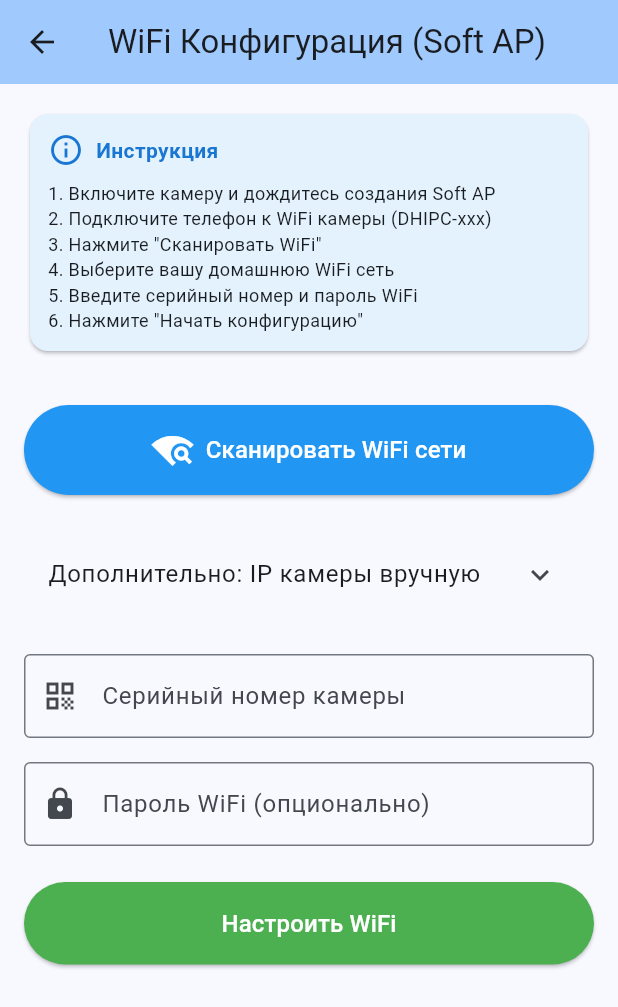
After one commit to faradzhalelov/dahua_net_sdk, a Flutter app: the screen it shows after launch, after a tap on "Soft AP Setup (Первичная настройка камер", on a phone screen of 412 x 824 dp. The commit adds this screen. Shown: the top 1007 px of the screen. Run offline on Flutter 3.47's test engine with Material 3 defaults, Android fonts, the phone set to English and light mode, and no system bars; our stand-ins replace flutter_dotenv, plugin_platform_interface.

Commit message:
edit ap config, camera connection

```diff
--- a/example/lib/views/home_view.dart
+++ b/example/lib/views/home_view.dart
@@ -8,6 +8,7 @@ import 'quad_channel_view.dart';
 import 'wifi_config_navigator.dart';
 import 'wifi_list_navigator.dart';
 import 'device_search_view.dart';
+import 'soft_ap_config_view.dart';
 
 class HomeView extends StatefulWidget {
   final CameraViewModel viewModel;
@@ -161,6 +162,39 @@ class _HomeViewState extends State<HomeView> {
     final canConnect = widget.viewModel.canConnect;
     return Column(
       children: [
+        // Soft AP setup first - для первичной настройки
+        _buildButton(
+          label: 'Soft AP Setup (Первичная настройка камеры)',
+          icon: Icons.router,
+          color: Colors.deepOrange,
+          enabled: true, // Always enabled, doesn't require connection
+          onPressed: () {
+            Navigator.push(
+              context,
+              MaterialPageRoute(builder: (_) => const SoftApConfigView()),
+            );
+          },
+        ),
+        const SizedBox(height: 12),
+        _buildButton(
+          label: 'Device Search (Поиск устройств в сети)',
+          icon: Icons.search,
+          color: Colors.indigo,
+          enabled: true, // Device search doesn't require connection
+          onPressed: () {
+            Navigator.push(
+              context,
+              MaterialPageRoute(builder: (_) => const DeviceSearchView()),
+            );
+          },
+        ),
+        const Divider(height: 32),
+        const Text(
+          'Для работы следующих функций камера должна быть в домашней WiFi сети',
+          style: TextStyle(fontSize: 12, fontStyle: FontStyle.italic),
+          textAlign: TextAlign.center,
+        ),
+        const SizedBox(height: 12),
         _buildButton(
           label: 'Single Channel View',
           icon: Icons.videocam,
@@ -207,19 +241,6 @@ class _HomeViewState extends State<HomeView> {
         ),
         const SizedBox(height: 12),
         _buildButton(
-          label: 'Device Search (Network Discovery)',
-          icon: Icons.search,
-          color: Colors.indigo,
-          enabled: true, // Device search doesn't require connection
-          onPressed: () {
-            Navigator.push(
-              context,
-              MaterialPageRoute(builder: (_) => const DeviceSearchView()),
-            );
-          },
-        ),
-        const SizedBox(height: 12),
-        _buildButton(
           label: 'WiFi Configuration (AP Config)',
           icon: Icons.wifi_tethering,
           color: Colors.purple,
--- /dev/null
+++ b/example/lib/views/soft_ap_config_view.dart
@@ -0,0 +1,567 @@
+import 'package:flutter/material.dart';
+import 'package:dahua_sdk/dahua_sdk.dart';
+import 'dart:async';
+
+/// View for configuring camera WiFi when connected to camera's Soft AP network
+///
+/// Usage flow:
+/// 1. User connects phone to camera's Soft AP network (e.g., "DHIPC-XXXXXX")
+/// 2. User opens this screen and:
+///    - Scans for available WiFi networks
+///    - Selects home WiFi from the list
+///    - Enters WiFi password
+///    - Enters camera serial number
+/// 3. App sends WiFi credentials to camera via sound/FSK modulation
+/// 4. Camera connects to home WiFi
+/// 5. App searches for camera on home network
+class SoftApConfigView extends StatefulWidget {
+  const SoftApConfigView({super.key});
+
+  @override
+  State<SoftApConfigView> createState() => _SoftApConfigViewState();
+}
+
+class _SoftApConfigViewState extends State<SoftApConfigView> {
+  final _formKey = GlobalKey<FormState>();
+  final _serialController = TextEditingController();
+  final _passwordController = TextEditingController();
+
+  bool _isConfiguring = false;
+  bool _isScanning = false;
+  String _statusMessage = '';
+  String? _selectedSsid;
+  final List<WlanDevice> _availableNetworks = [];
+  final List<DeviceInfo> _foundDevices = [];
+
+  // Default camera Soft AP IP (typically 192.168.1.1 or 192.168.80.1)
+  final _cameraIpController = TextEditingController(text: '192.168.1.1');
+
+  @override
+  void dispose() {
+    _serialController.dispose();
+    _passwordController.dispose();
+    _cameraIpController.dispose();
+    DahuaSdk.stopSmartConfig();
+    DahuaSdk.stopDeviceSearch();
+    super.dispose();
+  }
+
+  Future<String?> _findCameraIpViaDeviceSearch() async {
+    setState(() {
+      _statusMessage = 'Поиск камеры в сети...';
+    });
+
+    try {
+      final completer = Completer<String?>();
+
+      // Start device search
+      final subscription = DahuaSdk.searchDeviceBySerial().listen(
+        (device) {
+          debugPrint('Found device: ${device.ip} - ${device.serialNo}');
+          if (!completer.isCompleted) {
+            completer.complete(device.ip);
+          }
+        },
+        onError: (error) {
+          debugPrint('Device search error: $error');
+          if (!completer.isCompleted) {
+            completer.complete(null);
+          }
+        },
+      );
+
+      // Wait up to 5 seconds for first device
+      Future.delayed(const Duration(seconds: 5), () {
+        if (!completer.isCompleted) {
+          completer.complete(null);
+        }
+      });
+
+      final foundIp = await completer.future;
+      await subscription.cancel();
+      await DahuaSdk.stopDeviceSearch();
+
+      return foundIp;
+    } catch (e) {
+      debugPrint('Error in device search: $e');
+      return null;
+    }
+  }
+
+  Future<void> _scanWifiNetworks() async {
+    setState(() {
+      _isScanning = true;
+      _availableNetworks.clear();
+      _selectedSsid = null;
+      _statusMessage = 'Поиск камеры...';
+    });
+
+    try {
+      // First, find camera via device search
+      String? foundIp = await _findCameraIpViaDeviceSearch();
+
+      if (foundIp == null) {
+        setState(() {
+          _statusMessage =
+              'Камера не найдена через поиск устройств.\nПопробуем стандартные IP...';
+        });
+
+        // Fallback to trying common IPs
+        final ipsToTry = ['192.168.1.1', '192.168.80.1', '192.168.0.1'];
+        for (final ip in ipsToTry) {
+          setState(() {
+            _statusMessage = 'Проверка $ip...';
+          });
+
+          try {
+            final networks = await DahuaSdk.getDevWifiList(ip);
+            if (networks.isNotEmpty) {
+              foundIp = ip;
+              break;
+            }
+          } catch (e) {
+            debugPrint('Not at $ip: $e');
+          }
+        }
+      }
+
+      if (foundIp == null) {
+        setState(() {
+          _isScanning = false;
+          _statusMessage =
+              'Камера не найдена!\n'
+              '• Убедитесь что вы подключены к WiFi камеры\n'
+              '• Попробуйте ввести IP вручную';
+        });
+        return;
+      }
+
+      // Update IP in UI
+      _cameraIpController.text = foundIp;
+
+      setState(() {
+        _statusMessage = 'Камера найдена: $foundIp\nСканирование WiFi сетей...';
+      });
+
+      // Scan WiFi networks using camera (no login required)
+      final networks = await DahuaSdk.getDevWifiList(foundIp);
+
+      setState(() {
+        _isScanning = false;
+        if (networks.isEmpty) {
+          _statusMessage = 'WiFi сети не найдены';
+        } else {
+          _availableNetworks.addAll(networks);
+          _statusMessage = 'Найдено WiFi сетей: ${networks.length}';
+        }
+      });
+    } catch (e) {
+      setState(() {
+        _isScanning = false;
+        _statusMessage = 'Ошибка: $e';
+      });
+    }
+  }
+
+  Color _getSignalColor(int signalLevel) {
+    if (signalLevel >= 80) return Colors.green;
+    if (signalLevel >= 60) return Colors.lightGreen;
+    if (signalLevel >= 40) return Colors.orange;
+    if (signalLevel >= 20) return Colors.deepOrange;
+    return Colors.red;
+  }
+
+  Future<void> _startConfiguration() async {
+    if (!_formKey.currentState!.validate()) return;
+    if (_selectedSsid == null || _selectedSsid!.isEmpty) {
+      setState(() {
+        _statusMessage = 'Выберите WiFi сеть!';
+      });
+      return;
+    }
+
+    setState(() {
+      _isConfiguring = true;
+      _statusMessage = 'Начинается конфигурация...';
+      _foundDevices.clear();
+    });
+
+    try {
+      final serialNumber = _serialController.text.trim();
+      final password = _passwordController.text.trim();
+
+      // Start Smart Config with WiFi credentials
+      setState(() => _statusMessage = 'Отправка WiFi данных камере...');
+
+      await DahuaSdk.startSmartConfig(
+        serialNumber: serialNumber,
+        ssid: _selectedSsid!,
+        password: password,
+      );
+
+      // Wait a bit for camera to process
+      await Future.delayed(const Duration(seconds: 3));
+
+      // Search for device on home network
+      setState(() => _statusMessage = 'Поиск камеры в сети...');
+
+      final subscription = DahuaSdk.searchDeviceBySerial().listen((device) {
+        if (!_foundDevices.any((d) => d.serialNo == device.serialNo)) {
+          setState(() => _foundDevices.add(device));
+        }
+      });
+
+      // Search for 15 seconds
+      await Future.delayed(const Duration(seconds: 15));
+      await subscription.cancel();
+      await DahuaSdk.stopDeviceSearch();
+      await DahuaSdk.stopSmartConfig();
+
+      setState(() => _isConfiguring = false);
+
+      if (_foundDevices.isNotEmpty) {
+        _showSuccessDialog(_foundDevices.first);
+      } else {
+        setState(() {
+          _statusMessage =
+              'Камера не найдена в сети. '
+              'Проверьте WiFi данные и попробуйте снова.';
+        });
+      }
+    } catch (e) {
+      setState(() {
+        _isConfiguring = false;
+        _statusMessage = 'Ошибка: $e';
+      });
+      DahuaSdk.stopSmartConfig();
+      DahuaSdk.stopDeviceSearch();
+    }
+  }
+
+  void _showSuccessDialog(DeviceInfo device) {
+    showDialog(
+      context: context,
+      builder: (context) => AlertDialog(
+        title: const Text('Успешно!'),
+        content: Text(
+          'Камера подключена к WiFi сети.\n\n'
+          'IP адрес: ${device.ip}\n'
+          'Порт: ${device.port}\n'
+          'MAC: ${device.mac}\n\n'
+          'Теперь вы можете подключиться к камере через домашнюю WiFi сеть.',
+        ),
+        actions: [
+          TextButton(
+            onPressed: () {
+              Navigator.of(context).pop();
+              Navigator.of(context).pop(); // Return to home
+            },
+            child: const Text('OK'),
+          ),
+        ],
+      ),
+    );
+  }
+
+  @override
+  Widget build(BuildContext context) {
+    return Scaffold(
+      appBar: AppBar(
+        title: const Text('WiFi Конфигурация (Soft AP)'),
+        backgroundColor: Theme.of(context).colorScheme.inversePrimary,
+      ),
+      body: SingleChildScrollView(
+        padding: const EdgeInsets.all(16),
+        child: Form(
+          key: _formKey,
+          child: Column(
+            crossAxisAlignment: CrossAxisAlignment.stretch,
+            children: [
+              Card(
+                color: Colors.blue.shade50,
+                child: Padding(
+                  padding: const EdgeInsets.all(12),
+                  child: Column(
+                    crossAxisAlignment: CrossAxisAlignment.start,
+                    children: [
+                      Row(
+                        children: [
+                          Icon(Icons.info_outline, color: Colors.blue.shade700),
+                          const SizedBox(width: 8),
+                          Text(
+                            'Инструкция',
+                            style: TextStyle(
+                              fontWeight: FontWeight.bold,
+                              color: Colors.blue.shade700,
+                            ),
+                          ),
+                        ],
+                      ),
+                      const SizedBox(height: 8),
+                      const Text(
+                        '1. Включите камеру и дождитесь создания Soft AP\n'
+                        '2. Подключите телефон к WiFi камеры (DHIPC-xxx)\n'
+                        '3. Нажмите "Сканировать WiFi"\n'
+                        '4. Выберите вашу домашнюю WiFi сеть\n'
+                        '5. Введите серийный номер и пароль WiFi\n'
+                        '6. Нажмите "Начать конфигурацию"',
+                        style: TextStyle(fontSize: 12),
+                      ),
+                    ],
+                  ),
+                ),
+              ),
+              const SizedBox(height: 16),
+
+              // Status message
+              if (_statusMessage.isNotEmpty)
+                Card(
+                  color:
+                      _statusMessage.contains('Ошибка') ||
+                          _statusMessage.contains('не найден')
+                      ? Colors.red.shade50
+                      : _availableNetworks.isNotEmpty
+                      ? Colors.green.shade50
+                      : Colors.orange.shade50,
+                  child: Padding(
+                    padding: const EdgeInsets.all(12),
+                    child: Text(
+                      _statusMessage,
+                      style: TextStyle(
+                        color:
+                            _statusMessage.contains('Ошибка') ||
+                                _statusMessage.contains('не найден')
+                            ? Colors.red.shade900
+                            : _availableNetworks.isNotEmpty
+                            ? Colors.green.shade900
+                            : Colors.orange.shade900,
+                      ),
+                    ),
+                  ),
+                ),
+              const SizedBox(height: 16),
+
+              // Scan WiFi button - main action
+              ElevatedButton.icon(
+                onPressed: (_isConfiguring || _isScanning)
+                    ? null
+                    : _scanWifiNetworks,
+                style: ElevatedButton.styleFrom(
+                  padding: const EdgeInsets.symmetric(vertical: 16),
+                  backgroundColor: Colors.blue,
+                  foregroundColor: Colors.white,
+                ),
+                icon: _isScanning
+                    ? const SizedBox(
+                        width: 20,
+                        height: 20,
+                        child: CircularProgressIndicator(
+                          strokeWidth: 2,
+                          valueColor: AlwaysStoppedAnimation<Color>(
+                            Colors.white,
+                          ),
+                        ),
+                      )
+                    : const Icon(Icons.wifi_find, size: 28),
+                label: Text(
+                  _isScanning ? 'Сканирование...' : 'Сканировать WiFi сети',
+                  style: const TextStyle(fontSize: 16),
+                ),
+              ),
+              const SizedBox(height: 24),
+
+              // Advanced: Manual camera IP (collapsed by default)
+              ExpansionTile(
+                title: const Text('Дополнительно: IP камеры вручную'),
+                children: [
+                  Padding(
+                    padding: const EdgeInsets.all(8.0),
+                    child: TextFormField(
+                      controller: _cameraIpController,
+                      decoration: const InputDecoration(
+                        labelText: 'IP адрес камеры',
+                        hintText: '192.168.1.1',
+                        prefixIcon: Icon(Icons.router),
+                        border: OutlineInputBorder(),
+                        helperText: 'Обычно определяется автоматически',
+                      ),
+                      keyboardType: const TextInputType.numberWithOptions(
+                        decimal: true,
+                      ),
+                      enabled: !_isConfiguring && !_isScanning,
+                    ),
+                  ),
+                ],
+              ),
+              const SizedBox(height: 24),
+
+              // WiFi network selector
+              if (_availableNetworks.isNotEmpty) ...[
+                DropdownButtonFormField<String>(
+                  value: _selectedSsid,
+                  decoration: const InputDecoration(
+                    labelText: 'Выберите WiFi сеть',
+                    prefixIcon: Icon(Icons.wifi),
+                    border: OutlineInputBorder(),
+                  ),
+                  items: _availableNetworks.map((network) {
+                    return DropdownMenuItem<String>(
+                      value: network.ssid,
+                      child: Row(
+                        mainAxisSize: MainAxisSize.min,
+                        children: [
+                          Icon(
+                            Icons.signal_wifi_4_bar,
+                            size: 20,
+                            color: _getSignalColor(network.signalLevel),
+                          ),
+                          const SizedBox(width: 8),
+                          Flexible(
+                            child: Text(
+                              network.ssid,
+                              overflow: TextOverflow.ellipsis,
+                            ),
+                          ),
+                          const SizedBox(width: 8),
+                          Text(
+                            '${network.signalLevel}%',
+                            style: TextStyle(
+                              color: Colors.grey[600],
+                              fontSize: 12,
+                            ),
+                          ),
+                        ],
+                      ),
+                    );
+                  }).toList(),
+                  onChanged: _isConfiguring
+                      ? null
+                      : (String? newValue) {
+                          setState(() {
+                            _selectedSsid = newValue;
+                          });
+                        },
+                  validator: (value) {
+                    if (value == null || value.isEmpty) {
+                      return 'Выберите WiFi сеть';
+                    }
+                    return null;
+                  },
+                ),
+                const SizedBox(height: 16),
+              ],
+
+              TextFormField(
+                controller: _serialController,
+                decoration: const InputDecoration(
+                  labelText: 'Серийный номер камеры',
+                  hintText: 'Например: ABC123456',
+                  prefixIcon: Icon(Icons.qr_code),
+                  border: OutlineInputBorder(),
+                ),
+                validator: (value) {
+                  if (value == null || value.trim().isEmpty) {
+                    return 'Введите серийный номер';
+                  }
+                  return null;
+                },
+                enabled: !_isConfiguring,
+              ),
+              const SizedBox(height: 16),
+
+              TextFormField(
+                controller: _passwordController,
+                decoration: const InputDecoration(
+                  labelText: 'Пароль WiFi (опционально)',
+                  hintText: 'Введите пароль',
+                  prefixIcon: Icon(Icons.lock),
+                  border: OutlineInputBorder(),
+                ),
+                obscureText: true,
+                enabled: !_isConfiguring,
+              ),
+              const SizedBox(height: 24),
+
+              ElevatedButton(
+                onPressed: _isConfiguring ? null : _startConfiguration,
+                style: ElevatedButton.styleFrom(
+                  padding: const EdgeInsets.symmetric(vertical: 16),
+                  backgroundColor: Colors.green,
+                  foregroundColor: Colors.white,
+                ),
+                child: _isConfiguring
+                    ? const SizedBox(
+                        height: 20,
+                        width: 20,
+                        child: CircularProgressIndicator(
+                          strokeWidth: 2,
+                          valueColor: AlwaysStoppedAnimation<Color>(
+                            Colors.white,
+                          ),
+                        ),
+                      )
+                    : const Text(
+                        'Настроить WiFi',
+                        style: TextStyle(fontSize: 16),
+                      ),
+              ),
+
+              if (_statusMessage.isNotEmpty) ...[
+                const SizedBox(height: 24),
+                Card(
+                  color: _isConfiguring
+                      ? Colors.orange.shade50
+                      : (_statusMessage.contains('Успешно')
+                            ? Colors.green.shade50
+                            : Colors.red.shade50),
+                  child: Padding(
+                    padding: const EdgeInsets.all(16),
+                    child: Column(
+                      children: [
+                        if (_isConfiguring) const CircularProgressIndicator(),
+                        const SizedBox(height: 12),
+                        Text(
+                          _statusMessage,
+                          style: TextStyle(
+                            color: _isConfiguring
+                                ? Colors.orange.shade900
+                                : (_statusMessage.contains('Успешно')
+                                      ? Colors.green.shade900
+                                      : Colors.red.shade900),
+                          ),
+                          textAlign: TextAlign.center,
+                        ),
+                      ],
+                    ),
+                  ),
+                ),
+              ],
+
+              if (_foundDevices.isNotEmpty) ...[
+                const SizedBox(height: 16),
+                const Text(
+                  'Найденные устройства:',
+                  style: TextStyle(fontWeight: FontWeight.bold),
+                ),
+                const SizedBox(height: 8),
+                ..._foundDevices.map(
+                  (device) => Card(
+                    child: ListTile(
+                      leading: const Icon(Icons.videocam),
+                      title: Text(device.serialNo),
+                      subtitle: Text('IP: ${device.ip}\nMAC: ${device.mac}'),
+                      trailing: Text(
+                        'Порт: ${device.port}',
+                        style: const TextStyle(fontSize: 12),
+                      ),
+                    ),
+                  ),
+                ),
+              ],
+            ],
+          ),
+        ),
+      ),
+    );
+  }
+}
```
Also changed, not shown: lib/dahua_sdk.dart (+97 -0 lines), 6 other files.
